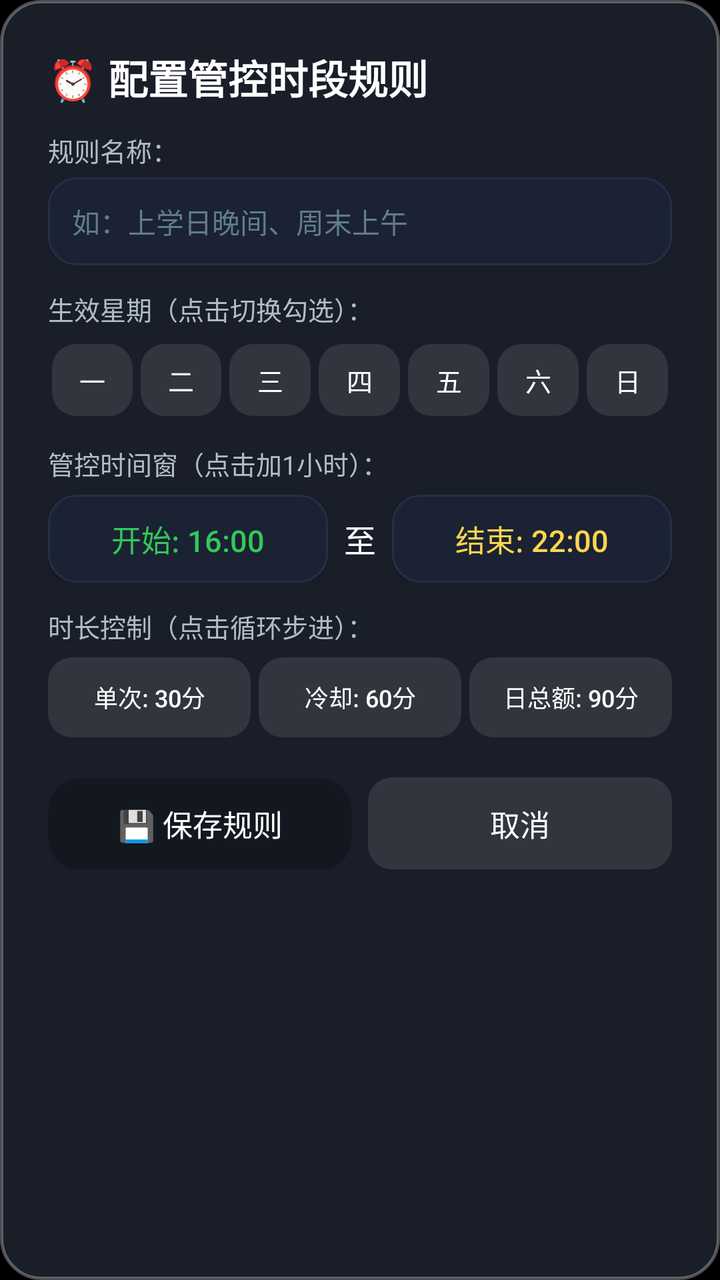
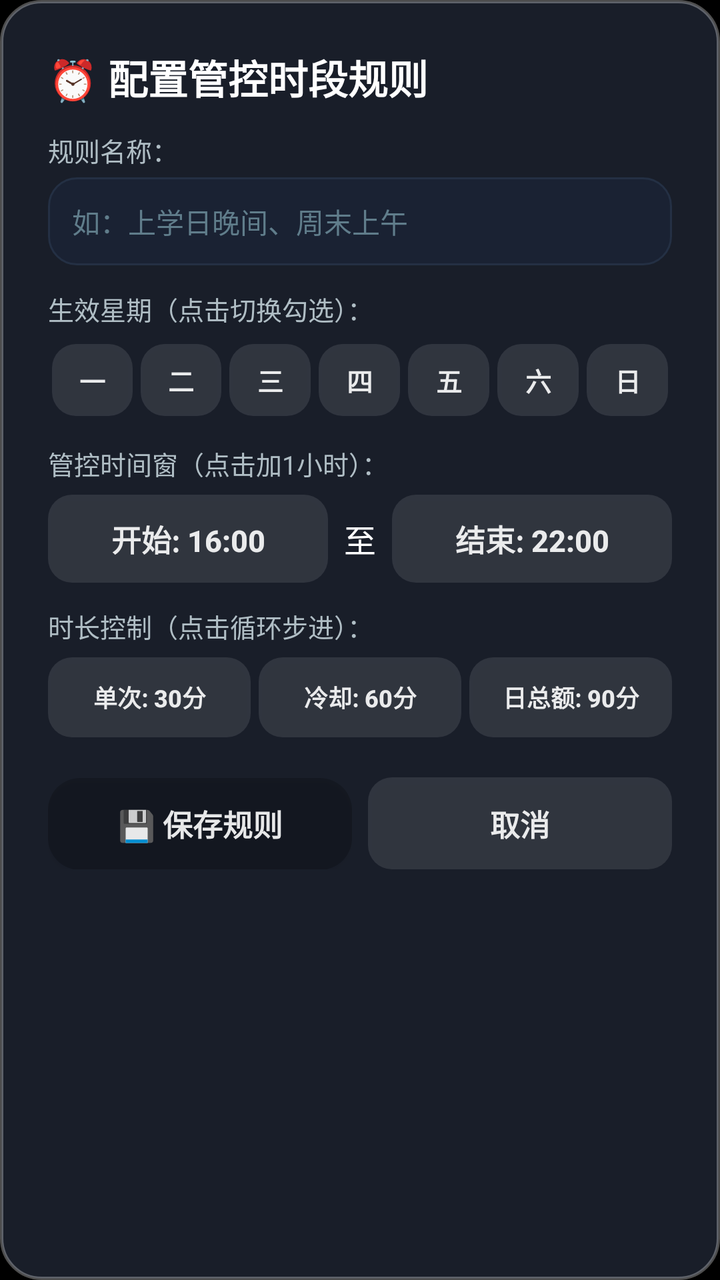

Before-and-after screenshots of an Android layout around one commit, followed by the original layout XML and the change that was made.
<!-- AndroidManifest.xml: application theme Theme.TvHome -->
<!-- res/layout/dialog_child_rule_editor.xml -->
<?xml version="1.0" encoding="utf-8"?>
<LinearLayout xmlns:android="http://schemas.android.com/apk/res/android"
    android:layout_width="520dp"
    android:layout_height="wrap_content"
    android:orientation="vertical"
    android:background="@drawable/bg_menu_bubble"
    android:padding="24dp">

    <TextView
        android:id="@+id/tv_dialog_rule_title"
        android:layout_width="wrap_content"
        android:layout_height="wrap_content"
        android:text="⏰ 配置管控时段规则"
        android:textColor="#FFFFFFFF"
        android:textSize="20sp"
        android:textStyle="bold" />

    
    <TextView
        android:layout_width="wrap_content"
        android:layout_height="wrap_content"
        android:layout_marginTop="12dp"
        android:text="规则名称："
        android:textColor="#B0BEC5"
        android:textSize="13sp" />

    <EditText
        android:id="@+id/et_edit_rule_name"
        android:layout_width="match_parent"
        android:layout_height="44dp"
        android:layout_marginTop="4dp"
        android:background="@drawable/settings_row_bg"
        android:hint="如：上学日晚间、周末上午"
        android:textColorHint="#607D8B"
        android:textColor="#FFFFFFFF"
        android:textSize="14sp"
        android:paddingStart="12dp"
        android:paddingEnd="12dp"
        android:singleLine="true" />

    
    <TextView
        android:layout_width="wrap_content"
        android:layout_height="wrap_content"
        android:layout_marginTop="12dp"
        android:text="生效星期（点击切换勾选）："
        android:textColor="#B0BEC5"
        android:textSize="13sp" />

    <LinearLayout
        android:layout_width="match_parent"
        android:layout_height="wrap_content"
        android:layout_marginTop="6dp"
        android:orientation="horizontal">

        <Button android:id="@+id/btn_day_1" android:layout_width="0dp" android:layout_height="36dp" android:layout_weight="1" android:text="一" android:layout_margin="2dp" android:background="@drawable/btn_menu_item" android:textColor="#FFFFFFFF" android:textSize="13sp" android:focusable="true"/>
        <Button android:id="@+id/btn_day_2" android:layout_width="0dp" android:layout_height="36dp" android:layout_weight="1" android:text="二" android:layout_margin="2dp" android:background="@drawable/btn_menu_item" android:textColor="#FFFFFFFF" android:textSize="13sp" android:focusable="true"/>
        <Button android:id="@+id/btn_day_3" android:layout_width="0dp" android:layout_height="36dp" android:layout_weight="1" android:text="三" android:layout_margin="2dp" android:background="@drawable/btn_menu_item" android:textColor="#FFFFFFFF" android:textSize="13sp" android:focusable="true"/>
        <Button android:id="@+id/btn_day_4" android:layout_width="0dp" android:layout_height="36dp" android:layout_weight="1" android:text="四" android:layout_margin="2dp" android:background="@drawable/btn_menu_item" android:textColor="#FFFFFFFF" android:textSize="13sp" android:focusable="true"/>
        <Button android:id="@+id/btn_day_5" android:layout_width="0dp" android:layout_height="36dp" android:layout_weight="1" android:text="五" android:layout_margin="2dp" android:background="@drawable/btn_menu_item" android:textColor="#FFFFFFFF" android:textSize="13sp" android:focusable="true"/>
        <Button android:id="@+id/btn_day_6" android:layout_width="0dp" android:layout_height="36dp" android:layout_weight="1" android:text="六" android:layout_margin="2dp" android:background="@drawable/btn_menu_item" android:textColor="#FFFFFFFF" android:textSize="13sp" android:focusable="true"/>
        <Button android:id="@+id/btn_day_7" android:layout_width="0dp" android:layout_height="36dp" android:layout_weight="1" android:text="日" android:layout_margin="2dp" android:background="@drawable/btn_menu_item" android:textColor="#FFFFFFFF" android:textSize="13sp" android:focusable="true"/>
    </LinearLayout>

    
    <TextView
        android:layout_width="wrap_content"
        android:layout_height="wrap_content"
        android:layout_marginTop="12dp"
        android:text="管控时间窗（点击加1小时）："
        android:textColor="#B0BEC5"
        android:textSize="13sp" />

    <LinearLayout
        android:layout_width="match_parent"
        android:layout_height="wrap_content"
        android:layout_marginTop="6dp"
        android:orientation="horizontal"
        android:gravity="center_vertical">

        <Button
            android:id="@+id/btn_edit_start_time"
            android:layout_width="0dp"
            android:layout_height="44dp"
            android:layout_weight="1"
            android:background="@drawable/settings_row_bg"
            android:text="开始: 16:00"
            android:textColor="#34C759"
            android:textSize="15sp"
            android:focusable="true" />

        <TextView
            android:layout_width="wrap_content"
            android:layout_height="wrap_content"
            android:layout_marginStart="8dp"
            android:layout_marginEnd="8dp"
            android:text="至"
            android:textColor="#FFFFFFFF"
            android:textSize="16sp" />

        <Button
            android:id="@+id/btn_edit_end_time"
            android:layout_width="0dp"
            android:layout_height="44dp"
            android:layout_weight="1"
            android:background="@drawable/settings_row_bg"
            android:text="结束: 22:00"
            android:textColor="#FFD54F"
            android:textSize="15sp"
            android:focusable="true" />
    </LinearLayout>

    
    <TextView
        android:layout_width="wrap_content"
        android:layout_height="wrap_content"
        android:layout_marginTop="12dp"
        android:text="时长控制（点击循环步进）："
        android:textColor="#B0BEC5"
        android:textSize="13sp" />

    <LinearLayout
        android:layout_width="match_parent"
        android:layout_height="wrap_content"
        android:layout_marginTop="6dp"
        android:orientation="horizontal">

        <Button
            android:id="@+id/btn_edit_single_limit"
            android:layout_width="0dp"
            android:layout_height="40dp"
            android:layout_weight="1"
            android:layout_marginEnd="4dp"
            android:background="@drawable/btn_menu_item"
            android:text="单次: 30分"
            android:textColor="#FFFFFFFF"
            android:textSize="12sp"
            android:focusable="true" />

        <Button
            android:id="@+id/btn_edit_cooldown"
            android:layout_width="0dp"
            android:layout_height="40dp"
            android:layout_weight="1"
            android:layout_marginEnd="4dp"
            android:background="@drawable/btn_menu_item"
            android:text="冷却: 60分"
            android:textColor="#FFFFFFFF"
            android:textSize="12sp"
            android:focusable="true" />

        <Button
            android:id="@+id/btn_edit_daily_limit"
            android:layout_width="0dp"
            android:layout_height="40dp"
            android:layout_weight="1"
            android:background="@drawable/btn_menu_item"
            android:text="日总额: 90分"
            android:textColor="#FFFFFFFF"
            android:textSize="12sp"
            android:focusable="true" />
    </LinearLayout>

    
    <LinearLayout
        android:layout_width="match_parent"
        android:layout_height="wrap_content"
        android:layout_marginTop="20dp"
        android:orientation="horizontal">

        <Button
            android:id="@+id/btn_save_edit_rule"
            android:layout_width="0dp"
            android:layout_height="46dp"
            android:layout_weight="1"
            android:layout_marginEnd="8dp"
            android:background="@drawable/emotn_card_bg"
            android:text="💾 保存规则"
            android:textColor="#FFFFFFFF"
            android:textSize="15sp"
            android:focusable="true" />

        <Button
            android:id="@+id/btn_cancel_edit_rule"
            android:layout_width="0dp"
            android:layout_height="46dp"
            android:layout_weight="1"
            android:background="@drawable/btn_menu_item"
            android:text="取消"
            android:textColor="#FFFFFFFF"
            android:textSize="15sp"
            android:focusable="true" />
    </LinearLayout>

</LinearLayout>
<!-- resources referenced by this layout -->
<resources>
  <!-- drawable bg_menu_bubble (drawable) -->
  <?xml version="1.0" encoding="utf-8"?>
  <shape xmlns:android="http://schemas.android.com/apk/res/android"
      android:shape="rectangle">
      <solid android:color="#E61C222E" />
      <corners android:radius="20dp" />
      <stroke android:width="1.5dp" android:color="#4DFFFFFF" />
  </shape>
  <!-- drawable btn_menu_item (drawable) -->
  <?xml version="1.0" encoding="utf-8"?>
  <selector xmlns:android="http://schemas.android.com/apk/res/android">
      <item android:state_focused="true">
          <shape android:shape="rectangle">
              <solid android:color="#FFFFFFFF" />
              <corners android:radius="12dp" />
          </shape>
      </item>
      <item>
          <shape android:shape="rectangle">
              <solid android:color="#1AFFFFFF" />
              <corners android:radius="12dp" />
          </shape>
      </item>
  </selector>
  <!-- drawable emotn_card_bg (drawable) -->
  <?xml version="1.0" encoding="utf-8"?>
  <selector xmlns:android="http://schemas.android.com/apk/res/android">
      <item android:state_focused="true">
          <shape android:shape="rectangle">
              <solid android:color="#FFFFFFFF" />
              <corners android:radius="16dp" />
              <stroke android:width="3dp" android:color="#FFFFFFFF" />
          </shape>
      </item>
      <item>
          <shape android:shape="rectangle">
              <solid android:color="#33000000" />
              <corners android:radius="16dp" />
          </shape>
      </item>
  </selector>
  <!-- drawable settings_row_bg (drawable) -->
  <?xml version="1.0" encoding="utf-8"?>
  <selector xmlns:android="http://schemas.android.com/apk/res/android">
      <item android:state_focused="true">
          <shape android:shape="rectangle">
              <solid android:color="#2A3B54" />
              <corners android:radius="14dp" />
              <stroke android:width="3dp" android:color="#FFFFFFFF" />
          </shape>
      </item>
      <item>
          <shape android:shape="rectangle">
              <solid android:color="#1A2233" />
              <corners android:radius="14dp" />
              <stroke android:width="1dp" android:color="#243044" />
          </shape>
      </item>
  </selector>
  <style name="Theme.TvHome" parent="android:Theme.Material.NoActionBar.Fullscreen">
          <item name="android:windowBackground">@android:color/black</item>
          <item name="android:colorBackground">@android:color/black</item>
          <item name="android:windowAnimationStyle">@null</item>
      </style>
</resources>

<!-- the commit's change to res/layout/dialog_child_rule_editor.xml (unified diff, before → after) -->
@@ -53,13 +53,13 @@
         android:layout_marginTop="6dp"
         android:orientation="horizontal">
 
-        <Button android:id="@+id/btn_day_1" android:layout_width="0dp" android:layout_height="36dp" android:layout_weight="1" android:text="一" android:layout_margin="2dp" android:background="@drawable/btn_menu_item" android:textColor="#FFFFFFFF" android:textSize="13sp" android:focusable="true"/>
-        <Button android:id="@+id/btn_day_2" android:layout_width="0dp" android:layout_height="36dp" android:layout_weight="1" android:text="二" android:layout_margin="2dp" android:background="@drawable/btn_menu_item" android:textColor="#FFFFFFFF" android:textSize="13sp" android:focusable="true"/>
-        <Button android:id="@+id/btn_day_3" android:layout_width="0dp" android:layout_height="36dp" android:layout_weight="1" android:text="三" android:layout_margin="2dp" android:background="@drawable/btn_menu_item" android:textColor="#FFFFFFFF" android:textSize="13sp" android:focusable="true"/>
-        <Button android:id="@+id/btn_day_4" android:layout_width="0dp" android:layout_height="36dp" android:layout_weight="1" android:text="四" android:layout_margin="2dp" android:background="@drawable/btn_menu_item" android:textColor="#FFFFFFFF" android:textSize="13sp" android:focusable="true"/>
-        <Button android:id="@+id/btn_day_5" android:layout_width="0dp" android:layout_height="36dp" android:layout_weight="1" android:text="五" android:layout_margin="2dp" android:background="@drawable/btn_menu_item" android:textColor="#FFFFFFFF" android:textSize="13sp" android:focusable="true"/>
-        <Button android:id="@+id/btn_day_6" android:layout_width="0dp" android:layout_height="36dp" android:layout_weight="1" android:text="六" android:layout_margin="2dp" android:background="@drawable/btn_menu_item" android:textColor="#FFFFFFFF" android:textSize="13sp" android:focusable="true"/>
-        <Button android:id="@+id/btn_day_7" android:layout_width="0dp" android:layout_height="36dp" android:layout_weight="1" android:text="日" android:layout_margin="2dp" android:background="@drawable/btn_menu_item" android:textColor="#FFFFFFFF" android:textSize="13sp" android:focusable="true"/>
+        <Button android:id="@+id/btn_day_1" android:layout_width="0dp" android:layout_height="36dp" android:layout_weight="1" android:text="一" android:layout_margin="2dp" android:background="@drawable/btn_menu_item" android:textColor="@color/menu_item_text_color" android:textStyle="bold" android:textSize="13sp" android:focusable="true"/>
+        <Button android:id="@+id/btn_day_2" android:layout_width="0dp" android:layout_height="36dp" android:layout_weight="1" android:text="二" android:layout_margin="2dp" android:background="@drawable/btn_menu_item" android:textColor="@color/menu_item_text_color" android:textStyle="bold" android:textSize="13sp" android:focusable="true"/>
+        <Button android:id="@+id/btn_day_3" android:layout_width="0dp" android:layout_height="36dp" android:layout_weight="1" android:text="三" android:layout_margin="2dp" android:background="@drawable/btn_menu_item" android:textColor="@color/menu_item_text_color" android:textStyle="bold" android:textSize="13sp" android:focusable="true"/>
+        <Button android:id="@+id/btn_day_4" android:layout_width="0dp" android:layout_height="36dp" android:layout_weight="1" android:text="四" android:layout_margin="2dp" android:background="@drawable/btn_menu_item" android:textColor="@color/menu_item_text_color" android:textStyle="bold" android:textSize="13sp" android:focusable="true"/>
+        <Button android:id="@+id/btn_day_5" android:layout_width="0dp" android:layout_height="36dp" android:layout_weight="1" android:text="五" android:layout_margin="2dp" android:background="@drawable/btn_menu_item" android:textColor="@color/menu_item_text_color" android:textStyle="bold" android:textSize="13sp" android:focusable="true"/>
+        <Button android:id="@+id/btn_day_6" android:layout_width="0dp" android:layout_height="36dp" android:layout_weight="1" android:text="六" android:layout_margin="2dp" android:background="@drawable/btn_menu_item" android:textColor="@color/menu_item_text_color" android:textStyle="bold" android:textSize="13sp" android:focusable="true"/>
+        <Button android:id="@+id/btn_day_7" android:layout_width="0dp" android:layout_height="36dp" android:layout_weight="1" android:text="日" android:layout_margin="2dp" android:background="@drawable/btn_menu_item" android:textColor="@color/menu_item_text_color" android:textStyle="bold" android:textSize="13sp" android:focusable="true"/>
     </LinearLayout>
 
     
@@ -83,9 +83,10 @@
             android:layout_width="0dp"
             android:layout_height="44dp"
             android:layout_weight="1"
-            android:background="@drawable/settings_row_bg"
+            android:background="@drawable/btn_menu_item"
             android:text="开始: 16:00"
-            android:textColor="#34C759"
+            android:textColor="@color/menu_item_text_color"
+            android:textStyle="bold"
             android:textSize="15sp"
             android:focusable="true" />
 
@@ -103,9 +104,10 @@
             android:layout_width="0dp"
             android:layout_height="44dp"
             android:layout_weight="1"
-            android:background="@drawable/settings_row_bg"
+            android:background="@drawable/btn_menu_item"
             android:text="结束: 22:00"
-            android:textColor="#FFD54F"
+            android:textColor="@color/menu_item_text_color"
+            android:textStyle="bold"
             android:textSize="15sp"
             android:focusable="true" />
     </LinearLayout>
@@ -133,7 +135,8 @@
             android:layout_marginEnd="4dp"
             android:background="@drawable/btn_menu_item"
             android:text="单次: 30分"
-            android:textColor="#FFFFFFFF"
+            android:textColor="@color/menu_item_text_color"
+            android:textStyle="bold"
             android:textSize="12sp"
             android:focusable="true" />
 
@@ -145,7 +148,8 @@
             android:layout_marginEnd="4dp"
             android:background="@drawable/btn_menu_item"
             android:text="冷却: 60分"
-            android:textColor="#FFFFFFFF"
+            android:textColor="@color/menu_item_text_color"
+            android:textStyle="bold"
             android:textSize="12sp"
             android:focusable="true" />
 
@@ -156,7 +160,8 @@
             android:layout_weight="1"
             android:background="@drawable/btn_menu_item"
             android:text="日总额: 90分"
-            android:textColor="#FFFFFFFF"
+            android:textColor="@color/menu_item_text_color"
+            android:textStyle="bold"
             android:textSize="12sp"
             android:focusable="true" />
     </LinearLayout>
@@ -176,7 +181,8 @@
             android:layout_marginEnd="8dp"
             android:background="@drawable/emotn_card_bg"
             android:text="💾 保存规则"
-            android:textColor="#FFFFFFFF"
+            android:textColor="@color/menu_item_text_color"
+            android:textStyle="bold"
             android:textSize="15sp"
             android:focusable="true" />
 
@@ -187,7 +193,8 @@
             android:layout_weight="1"
             android:background="@drawable/btn_menu_item"
             android:text="取消"
-            android:textColor="#FFFFFFFF"
+            android:textColor="@color/menu_item_text_color"
+            android:textStyle="bold"
             android:textSize="15sp"
             android:focusable="true" />
     </LinearLayout>
